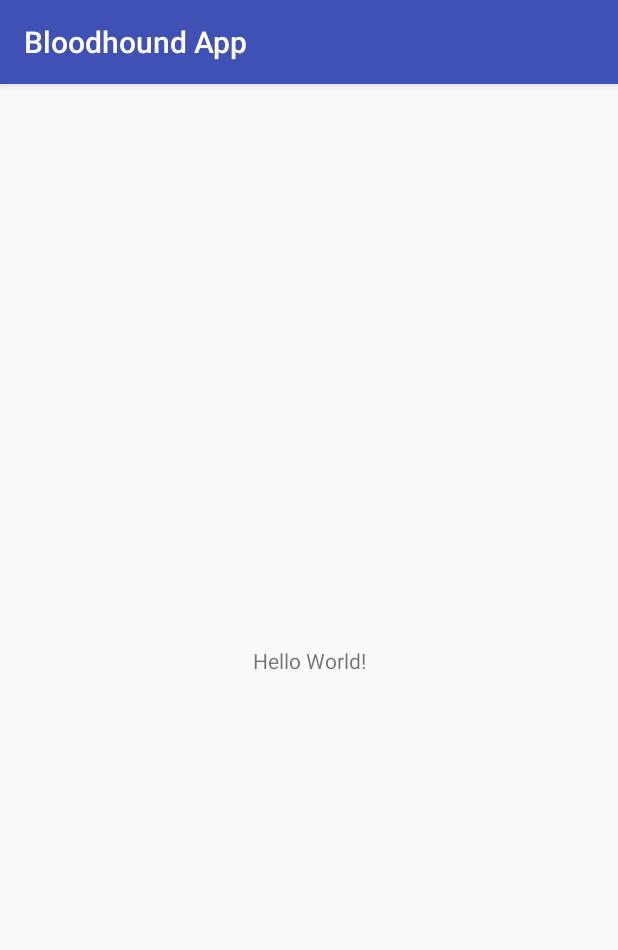
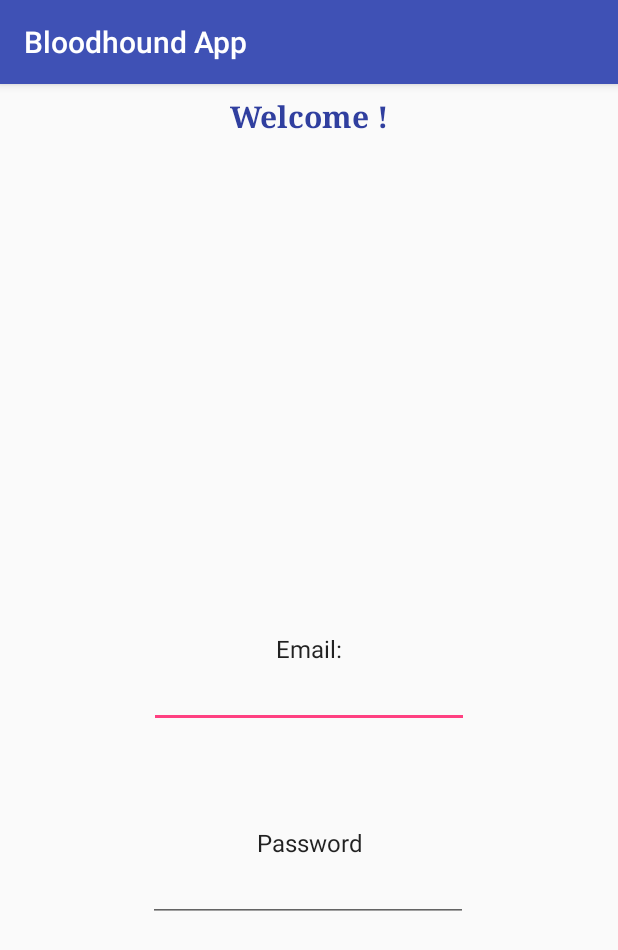
Before and after one commit to chrisphelps27/BloodhoundApp, an Android app: the screen it shows after launch (MainActivity), on a phone screen of 412 x 824 dp. Shown: the top 950 px of the screen. Run offline under Robolectric (Android 15) with nearby library versions, the phone set to English and light mode, and no system bars.

Commit message:
added layout

```diff
--- a/app/src/main/res/layout/activity_main.xml
+++ b/app/src/main/res/layout/activity_main.xml
@@ -4,15 +4,94 @@
     xmlns:tools="http://schemas.android.com/tools"
     android:layout_width="match_parent"
     android:layout_height="match_parent"
-    tools:context="com.mvctc.gw.bloodhoundapp.MainActivity">
+    tools:context="com.mvctc.gw.bloodhoundapp.MainActivity"
+    tools:layout_editor_absoluteY="81dp"
+    tools:layout_editor_absoluteX="0dp">
 
     <TextView
+        android:id="@+id/textView"
+        android:layout_width="172dp"
+        android:layout_height="39dp"
+        android:layout_marginLeft="8dp"
+        android:layout_marginRight="8dp"
+        android:layout_marginTop="8dp"
+        android:fontFamily="serif"
+        android:text="Welcome !"
+        android:textAlignment="center"
+        android:textAppearance="@style/TextAppearance.AppCompat.Title"
+        android:textColor="@color/colorPrimaryDark"
+        android:textStyle="bold"
+        android:visibility="visible"
+        app:layout_constraintDimensionRatio="w,1:1"
+        app:layout_constraintLeft_toLeftOf="parent"
+        app:layout_constraintRight_toRightOf="parent"
+        app:layout_constraintTop_toTopOf="parent"
+        android:layout_marginStart="8dp"
+        android:layout_marginEnd="8dp" />
+
+    <EditText
+        android:id="@+id/editText2"
         android:layout_width="wrap_content"
         android:layout_height="wrap_content"
-        android:text="Hello World!"
+        android:layout_marginBottom="84dp"
+        android:layout_marginEnd="55dp"
+        android:layout_marginLeft="55dp"
+        android:layout_marginRight="55dp"
+        android:layout_marginStart="55dp"
+        android:ems="10"
+        android:inputType="textEmailAddress"
+        android:textAlignment="viewStart"
+        app:layout_constraintBottom_toTopOf="@+id/editText3"
+        app:layout_constraintLeft_toLeftOf="parent"
+        app:layout_constraintRight_toRightOf="parent" />
+
+    <EditText
+        android:id="@+id/editText3"
+        android:layout_width="wrap_content"
+        android:layout_height="wrap_content"
+        android:ems="10"
+        android:inputType="textPassword"
+        android:layout_marginLeft="8dp"
+        app:layout_constraintLeft_toLeftOf="parent"
+        android:layout_marginRight="8dp"
+        app:layout_constraintRight_toRightOf="parent"
         app:layout_constraintBottom_toBottomOf="parent"
+        app:layout_constraintHorizontal_bias="0.497"
+        android:layout_marginBottom="209dp"
+        android:layout_marginStart="8dp"
+        android:layout_marginEnd="8dp" />
+
+    <EditText
+        android:id="@+id/editText5"
+        android:layout_width="wrap_content"
+        android:layout_height="wrap_content"
+        android:ems="10"
+        android:inputType="textPersonName"
+        android:text="Email:"
+        android:textAlignment="center"
+        android:textAppearance="@style/TextAppearance.AppCompat.Subhead"
         app:layout_constraintLeft_toLeftOf="parent"
+        android:layout_marginLeft="16dp"
+        android:layout_marginRight="16dp"
         app:layout_constraintRight_toRightOf="parent"
-        app:layout_constraintTop_toTopOf="parent" />
+        app:layout_constraintBottom_toBottomOf="@+id/editText2"
+        android:layout_marginBottom="42dp"
+        android:background="@android:color/transparent"/>
 
+    <EditText
+        android:id="@+id/editText6"
+        android:layout_width="wrap_content"
+        android:layout_height="wrap_content"
+        android:ems="10"
+        android:inputType="textPersonName"
+        android:text="Password"
+        android:textAlignment="center"
+        android:textAppearance="@style/TextAppearance.AppCompat.Subhead"
+        app:layout_constraintBottom_toBottomOf="@+id/editText3"
+        android:layout_marginBottom="42dp"
+        android:background="@android:color/transparent"
+        android:layout_marginLeft="16dp"
+        app:layout_constraintLeft_toLeftOf="parent"
+        android:layout_marginRight="16dp"
+        app:layout_constraintRight_toRightOf="parent" />
 </android.support.constraint.ConstraintLayout>
```
